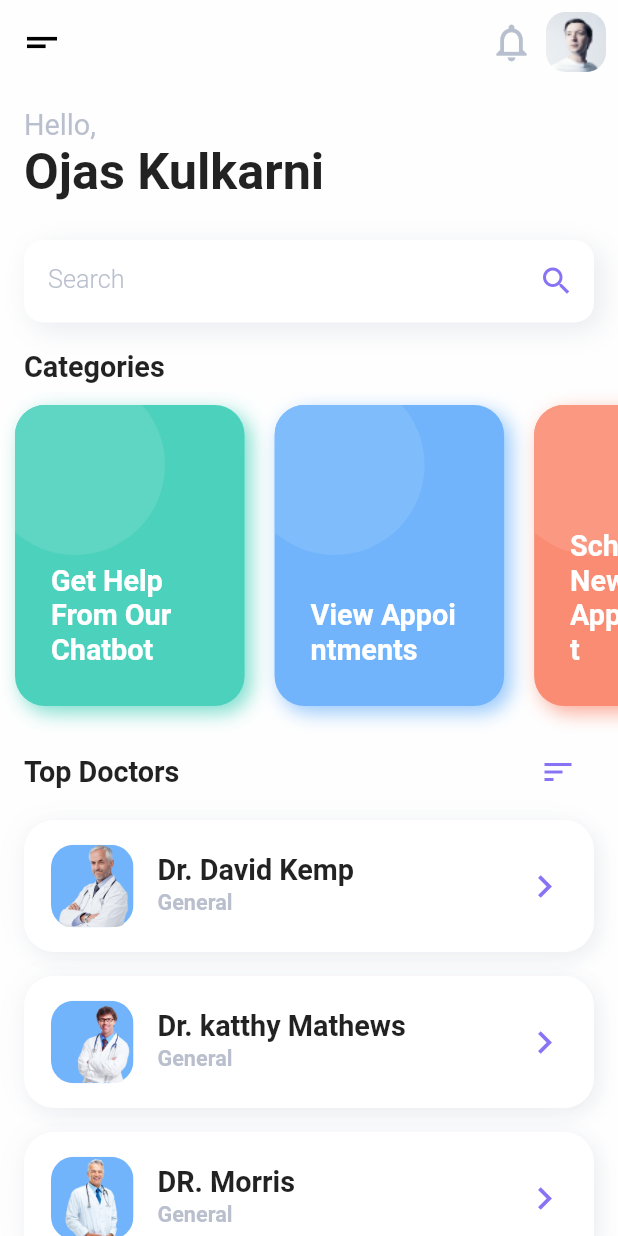
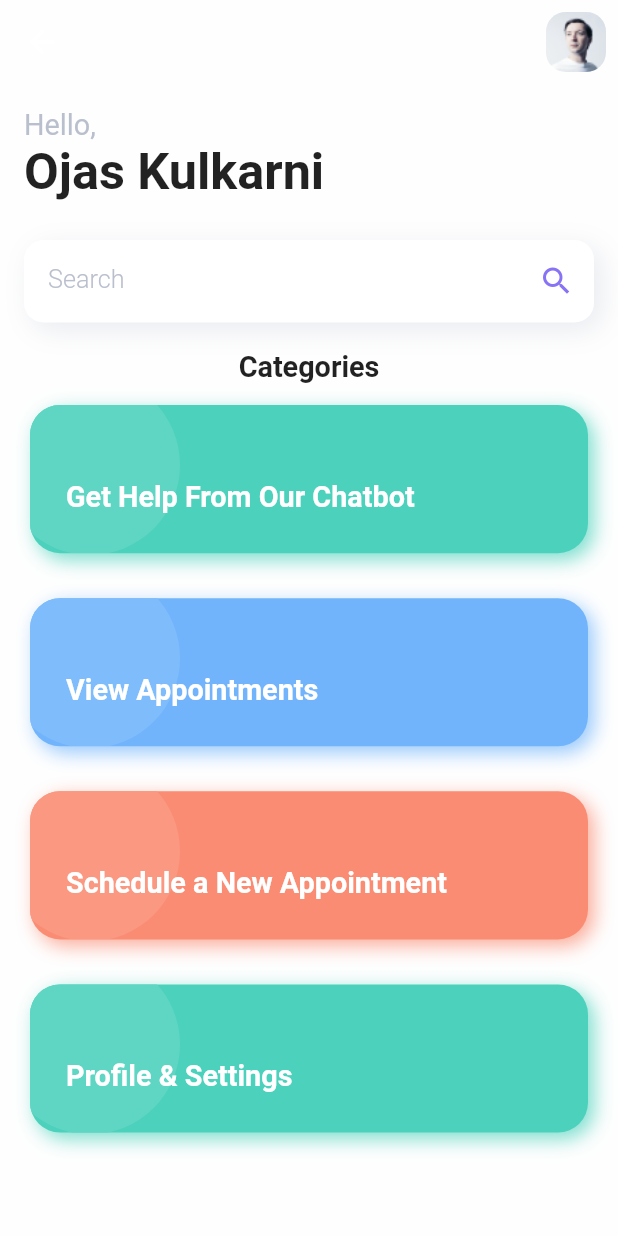
Before and after one commit to ojas1901/MIP_Sem6, a Flutter app: the HomePage screen opened by its route, on a phone screen of 412 x 824 dp. Run offline on Flutter 3.47's test engine with Material 2 defaults, Android fonts, the phone set to English and light mode, and no system bars; our stand-ins replace table_calendar.

Commit message:
Home Pages

```diff
--- a/lib/src/config/route.dart
+++ b/lib/src/config/route.dart
@@ -1,6 +1,7 @@
 import 'package:flutter/material.dart';
 import 'package:flutter_healthcare_app/src/pages/detail_page.dart';
 import 'package:flutter_healthcare_app/src/pages/home_page.dart';
+import 'package:flutter_healthcare_app/src/pages/home_page_doctor.dart';
 import 'package:flutter_healthcare_app/src/pages/splash_page.dart';
 import 'package:flutter_healthcare_app/src/widgets/coustom_route.dart';
 import 'package:flutter_healthcare_app/src/pages/AppointmentPage.dart';
@@ -11,7 +12,8 @@ class Routes {
       '/': (_) => SplashPage(),
       '/HomePage': (_) => HomePage(),
       '/Appointment':(_) => AppointmentPage(),
-     // '/SearchDoctor':(_) => AppointmentPage(),
+      '/HomePageDoctor': (_) => HomePageDoctor(),
+      // '/SearchDoctor':(_) => AppointmentPage(),
 
     };
   }
--- a/lib/src/pages/home_page.dart
+++ b/lib/src/pages/home_page.dart
@@ -28,17 +28,17 @@ class _HomePageState extends State<HomePage> {
     return AppBar(
       elevation: 0,
       backgroundColor: Theme.of(context).backgroundColor,
-      leading: Icon(
+      /*leading: Icon(
         Icons.short_text,
         size: 30,
         color: Colors.black,
-      ),
+      ), */
       actions: <Widget>[
-        Icon(
+        /*Icon(
           Icons.notifications_none,
           size: 30,
           color: LightColor.grey,
-        ),
+        ), */
         ClipRRect(
           borderRadius: BorderRadius.all(Radius.circular(13)),
           child: Container(
@@ -101,7 +101,7 @@ class _HomePageState extends State<HomePage> {
       children: <Widget>[
         Padding(
           padding: EdgeInsets.only(top: 8, right: 16, left: 16, bottom: 4),
-          child: Row(
+          child: Column(
             mainAxisAlignment: MainAxisAlignment.spaceBetween,
             children: <Widget>[
               Text("Categories", style: TextStyles.title.bold),
@@ -114,10 +114,10 @@ class _HomePageState extends State<HomePage> {
           ),
         ),
         SizedBox(
-          height: AppTheme.fullHeight(context) * .28,
+          height: AppTheme.fullHeight(context),
           width: AppTheme.fullWidth(context),
           child: ListView(
-            scrollDirection: Axis.horizontal,
+            scrollDirection: Axis.vertical,
             children: <Widget>[
               _categoryCard("Get Help From Our Chatbot", "chatbot",
                   color: LightColor.green, lightColor: LightColor.lightGreen),
@@ -125,7 +125,7 @@ class _HomePageState extends State<HomePage> {
                   color: LightColor.skyBlue, lightColor: LightColor.lightBlue),
               _categoryCard("Schedule a New Appointment", "book_appt",
                   color: LightColor.orange, lightColor: LightColor.lightOrange),
-              _categoryCard("Profile&Settings", "profile",
+              _categoryCard("Profile & Settings", "profile",
                   color: LightColor.green, lightColor: LightColor.lightGreen),
             ],
           ),
@@ -161,11 +161,11 @@ class _HomePageState extends State<HomePage> {
       //   print("tapped");
       // },
       child: AspectRatio(
-        aspectRatio: 6 / 8,
+        aspectRatio: 16/ 5,
         child: Container(
           height: 280,
           width: AppTheme.fullWidth(context) * .3,
-          margin: EdgeInsets.only(left: 10, right: 10, bottom: 20, top: 10),
+          margin: EdgeInsets.only(left: 20, right: 20, bottom: 20, top: 10),
           decoration: BoxDecoration(
             color: color,
             borderRadius: BorderRadius.all(Radius.circular(20)),
@@ -216,7 +216,13 @@ class _HomePageState extends State<HomePage> {
     );
   }
 
-  Widget _doctorsList() {
+
+
+
+
+
+
+  /*Widget _doctorsList() {
     return SliverList(
       delegate: SliverChildListDelegate(
         [
@@ -302,7 +308,7 @@ class _HomePageState extends State<HomePage> {
       }, borderRadius: BorderRadius.all(Radius.circular(20))),
     );
   }
-
+*/
   Color randomColor() {
     var random = Random();
     final colorList = [
@@ -338,7 +344,7 @@ class _HomePageState extends State<HomePage> {
               ],
             ),
           ),
-          _doctorsList()
+          //_doctorsList()
         ],
       ),
     );
--- a/lib/src/pages/splash_page.dart
+++ b/lib/src/pages/splash_page.dart
@@ -1,5 +1,6 @@
 import 'package:flutter/material.dart';
 import 'package:flutter_healthcare_app/src/pages/home_page.dart';
+import 'package:flutter_healthcare_app/src/pages/home_page_doctor.dart';
 import 'package:flutter_healthcare_app/src/theme/light_color.dart';
 import 'package:flutter_healthcare_app/src/theme/text_styles.dart';
 import 'package:flutter_healthcare_app/src/theme/extention.dart';
@@ -15,7 +16,7 @@ class _SplashPageState extends State<SplashPage> {
   @override
   void initState() {
      Future.delayed(Duration(seconds: 2)).then((_) {
-      Navigator.pushReplacement(context, MaterialPageRoute(builder: (_) => HomePage()));
+      Navigator.pushReplacement(context, MaterialPageRoute(builder: (_) => HomePageDoctor()));
     });
     super.initState();
   }
--- a/pubspec.yaml
+++ b/pubspec.yaml
@@ -17,6 +17,7 @@ environment:
   sdk: ">=2.10.0 <3.0.0"
 
 dependencies:
+
   get_it:
   flutter:
     sdk: flutter
```
Also changed, not shown: pubspec.lock.
